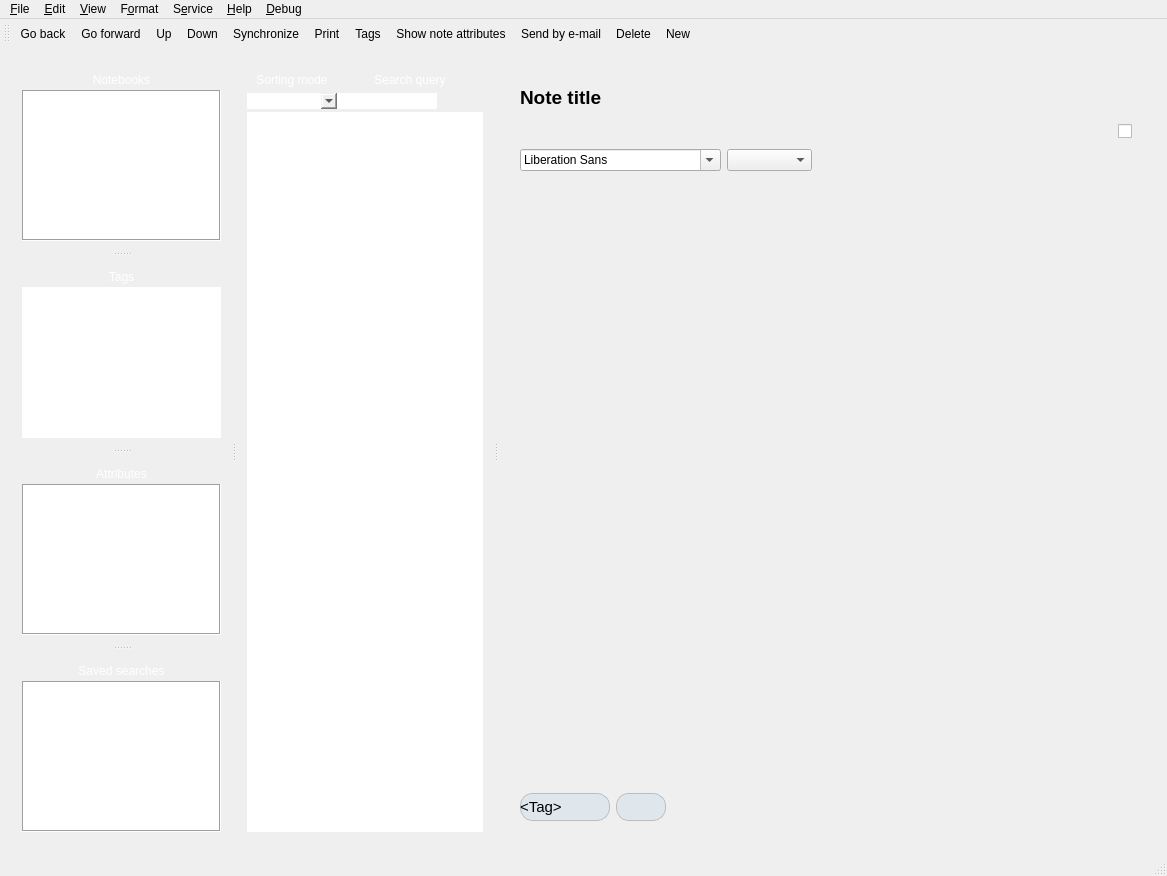
Old version of the form gui/src/MainWindow.ui in the repository d1vanov/quentier.
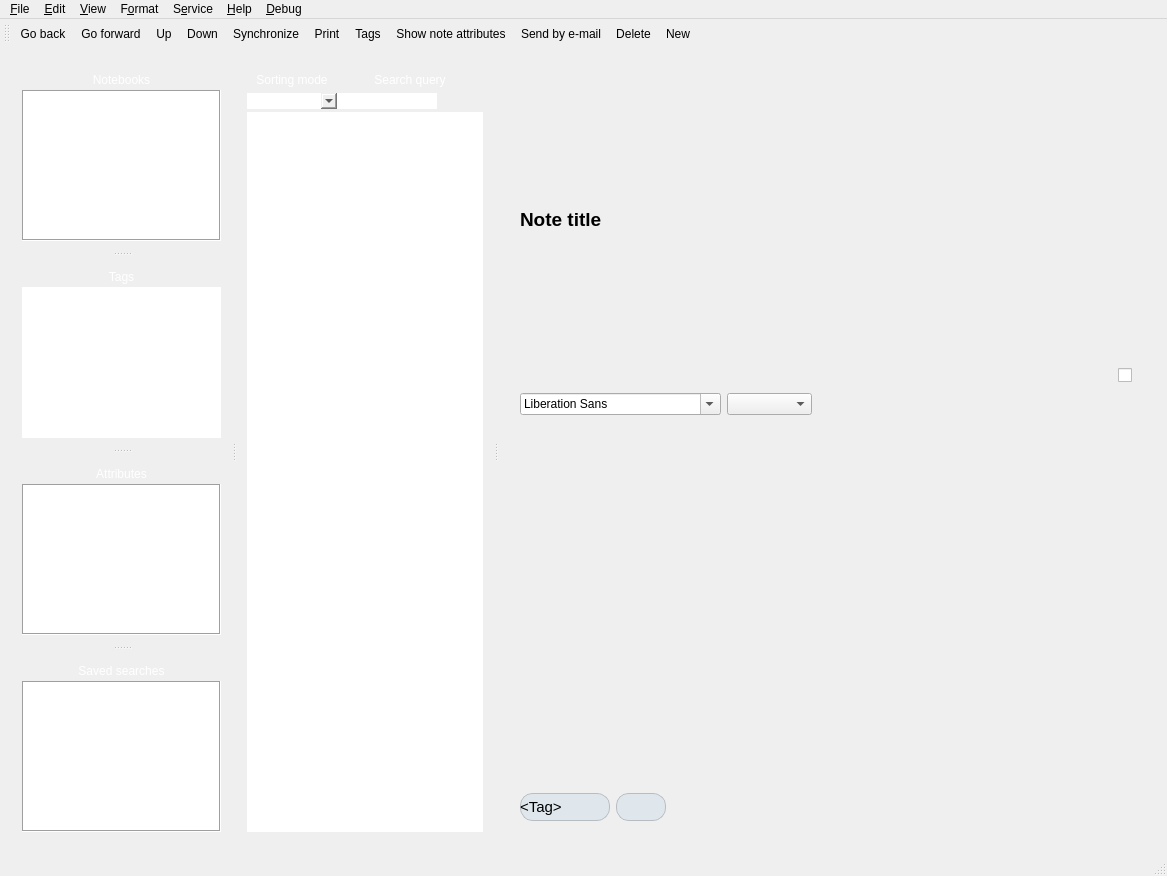
New version of the form. Icons and pictures are not drawn. Custom widgets are drawn as their Qt base class.

Commit message:
Yahoo! Finally reached the successful implementation of checkable and uncheckable checkboxes via img tags! Works like a charm!
Also adjusted the ui form a bit

```diff
--- a/gui/src/MainWindow.ui
+++ b/gui/src/MainWindow.ui
@@ -506,7 +506,7 @@
                <property name="minimumSize">
                 <size>
                  <width>15</width>
-                 <height>22</height>
+                 <height>30</height>
                 </size>
                </property>
                <property name="font">
@@ -990,7 +990,7 @@
           <property name="minimumSize">
            <size>
             <width>0</width>
-            <height>600</height>
+            <height>300</height>
            </size>
           </property>
           <property name="mouseTracking">
```
Left out of the diff: 2 changed lines with no effect on the pictures. The commit also changes 2 other files.
